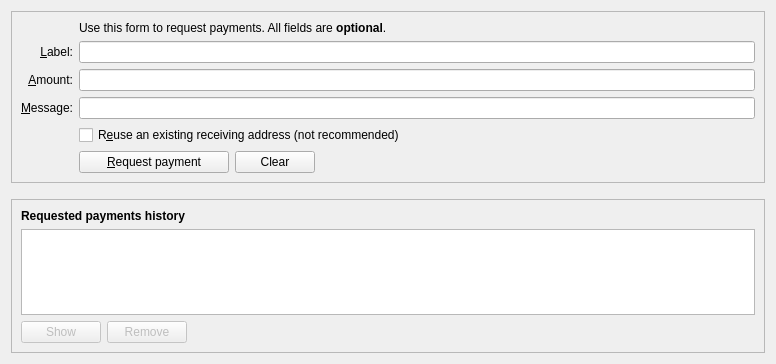
First picture: the form in src/qt/forms/receivecoinsdialog.ui, repository oro-cm/ORO, before the edit.
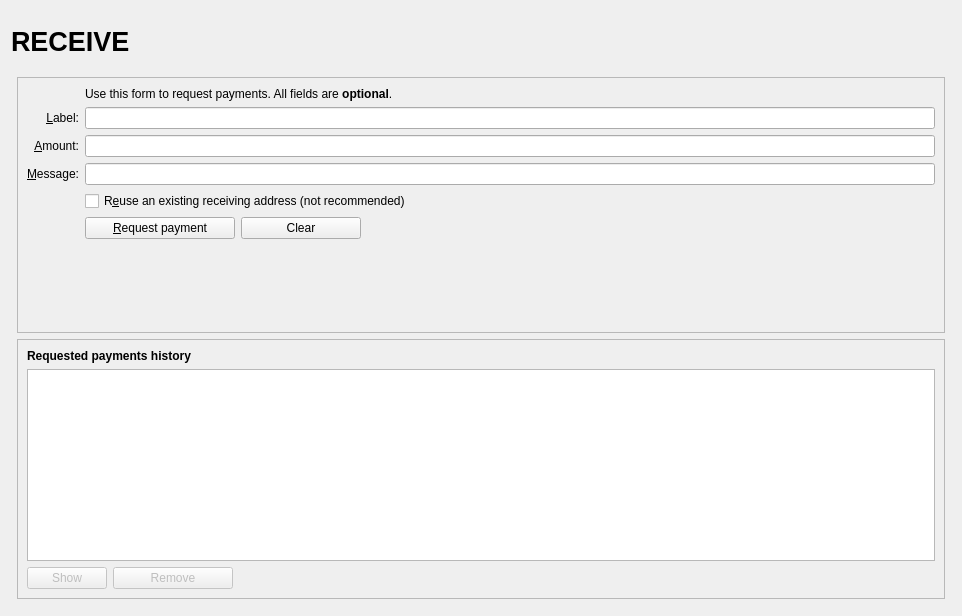
Second picture: the form after the edit. Icons and pictures are not drawn. Custom widgets are drawn as their Qt base class.

```diff
--- a/src/qt/forms/receivecoinsdialog.ui
+++ b/src/qt/forms/receivecoinsdialog.ui
@@ -6,11 +6,119 @@
    <rect>
     <x>0</x>
     <y>0</y>
-    <width>776</width>
-    <height>364</height>
+    <width>962</width>
+    <height>616</height>
    </rect>
   </property>
-  <layout class="QVBoxLayout" name="verticalLayout" stretch="0,0,1">
+  <layout class="QVBoxLayout" name="verticalLayout" stretch="0">
+   <item>
+    <layout class="QVBoxLayout" name="verticalLayout_Master" stretch="0,1">
+     <property name="spacing">
+      <number>0</number>
+     </property>
+     <item>
+      <widget class="QFrame" name="frame_Header">
+       <layout class="QVBoxLayout" name="verticalLayout_8">
+        <property name="leftMargin">
+         <number>0</number>
+        </property>
+        <property name="topMargin">
+         <number>0</number>
+        </property>
+        <property name="rightMargin">
+         <number>0</number>
+        </property>
+        <property name="bottomMargin">
+         <number>0</number>
+        </property>
+        <item>
+         <layout class="QHBoxLayout" name="horizontalLayout_Header" stretch="1,0,1">
+          <item>
+           <widget class="QLabel" name="labelOverviewHeaderLeft">
+            <property name="minimumSize">
+             <size>
+              <width>464</width>
+              <height>60</height>
+             </size>
+            </property>
+            <property name="maximumSize">
+             <size>
+              <width>16777215</width>
+              <height>60</height>
+             </size>
+            </property>
+            <property name="font">
+             <font>
+              <pointsize>20</pointsize>
+              <weight>75</weight>
+              <bold>true</bold>
+             </font>
+            </property>
+            <property name="text">
+             <string>RECEIVE</string>
+            </property>
+           </widget>
+          </item>
+          <item>
+           <spacer name="horizontalSpacer_3">
+            <property name="orientation">
+             <enum>Qt::Horizontal</enum>
+            </property>
+            <property name="sizeHint" stdset="0">
+             <size>
+              <width>40</width>
+              <height>20</height>
+             </size>
+            </property>
+           </spacer>
+          </item>
+          <item>
+           <widget class="QLabel" name="labelOverviewHeaderRight">
+            <property name="minimumSize">
+             <size>
+              <width>464</width>
+              <height>60</height>
+             </size>
+            </property>
+            <property name="maximumSize">
+             <size>
+              <width>16777215</width>
+              <height>60</height>
+             </size>
+            </property>
+            <property name="font">
+             <font>
+              <pointsize>14</pointsize>
+             </font>
+            </property>
+            <property name="text">
+             <string/>
+            </property>
+            <property name="alignment">
+             <set>Qt::AlignRight|Qt::AlignTrailing|Qt::AlignVCenter</set>
+            </property>
+           </widget>
+          </item>
+         </layout>
+        </item>
+       </layout>
+      </widget>
+     </item>
+     <item>
+      <widget class="QFrame" name="frame_BG">
+       <layout class="QVBoxLayout" name="verticalLayout_5">
+        <property name="leftMargin">
+         <number>6</number>
+        </property>
+        <property name="topMargin">
+         <number>6</number>
+        </property>
+        <property name="rightMargin">
+         <number>6</number>
+        </property>
+        <property name="bottomMargin">
+         <number>6</number>
+        </property>
    <item>
     <widget class="QFrame" name="frame2">
      <property name="sizePolicy">
@@ -154,6 +262,12 @@
               <verstretch>0</verstretch>
              </sizepolicy>
             </property>
+                 <property name="minimumSize">
+                <size>
+                 <width>120</width>
+                 <height>0</height>
+                </size>
+               </property>
             <property name="toolTip">
              <string>Clear all fields of the form.</string>
             </property>
@@ -184,30 +298,23 @@
           </item>
          </layout>
         </item>
-        <item row="8" column="0">
-         <widget class="QLabel" name="label_7">
-          <property name="text">
-           <string/>
-          </property>
-         </widget>
-        </item>
-       </layout>
-      </item>
-     </layout>
-    </widget>
-   </item>
-   <item>
-    <spacer name="verticalSpacer_2">
+             <item row="9" column="2">
+              <spacer name="verticalSpacer">
      <property name="orientation">
       <enum>Qt::Vertical</enum>
      </property>
      <property name="sizeHint" stdset="0">
       <size>
        <width>20</width>
-       <height>10</height>
+                 <height>40</height>
       </size>
      </property>
     </spacer>
+             </item>
+            </layout>
+           </item>
+          </layout>
+         </widget>
    </item>
    <item>
     <widget class="QFrame" name="frame">
@@ -239,6 +346,43 @@
       </item>
       <item>
        <widget class="QTableView" name="recentRequestsView">
+             <property name="palette">
+              <palette>
+               <active>
+                <colorrole role="Text">
+                 <brush brushstyle="SolidPattern">
+                  <color alpha="255">
+                   <red>51</red>
+                   <green>51</green>
+                   <blue>51</blue>
+                  </color>
+                 </brush>
+                </colorrole>
+               </active>
+               <inactive>
+                <colorrole role="Text">
+                 <brush brushstyle="SolidPattern">
+                  <color alpha="255">
+                   <red>51</red>
+                   <green>51</green>
+                   <blue>51</blue>
+                  </color>
+                 </brush>
+                </colorrole>
+               </inactive>
+               <disabled>
+                <colorrole role="Text">
+                 <brush brushstyle="SolidPattern">
+                  <color alpha="255">
+                   <red>85</red>
+                   <green>85</green>
+                   <blue>85</blue>
+                  </color>
+                 </brush>
+                </colorrole>
+               </disabled>
+              </palette>
+             </property>
         <property name="contextMenuPolicy">
          <enum>Qt::CustomContextMenu</enum>
         </property>
@@ -277,6 +421,12 @@
           <property name="enabled">
            <bool>false</bool>
           </property>
+               <property name="minimumSize">
+                <size>
+                 <width>120</width>
+                 <height>0</height>
+                </size>
+               </property>
           <property name="toolTip">
            <string>Remove the selected entries from the list</string>
           </property>
@@ -312,6 +462,11 @@
    </item>
   </layout>
  </widget>
+     </item>
+    </layout>
+   </item>
+  </layout>
+ </widget>
  <customwidgets>
   <customwidget>
    <class>BitcoinAmountField</class>
```
Left out of the diff: 23 changed lines with no effect on the pictures. Lines whose indentation alone changed are shown as unchanged.
